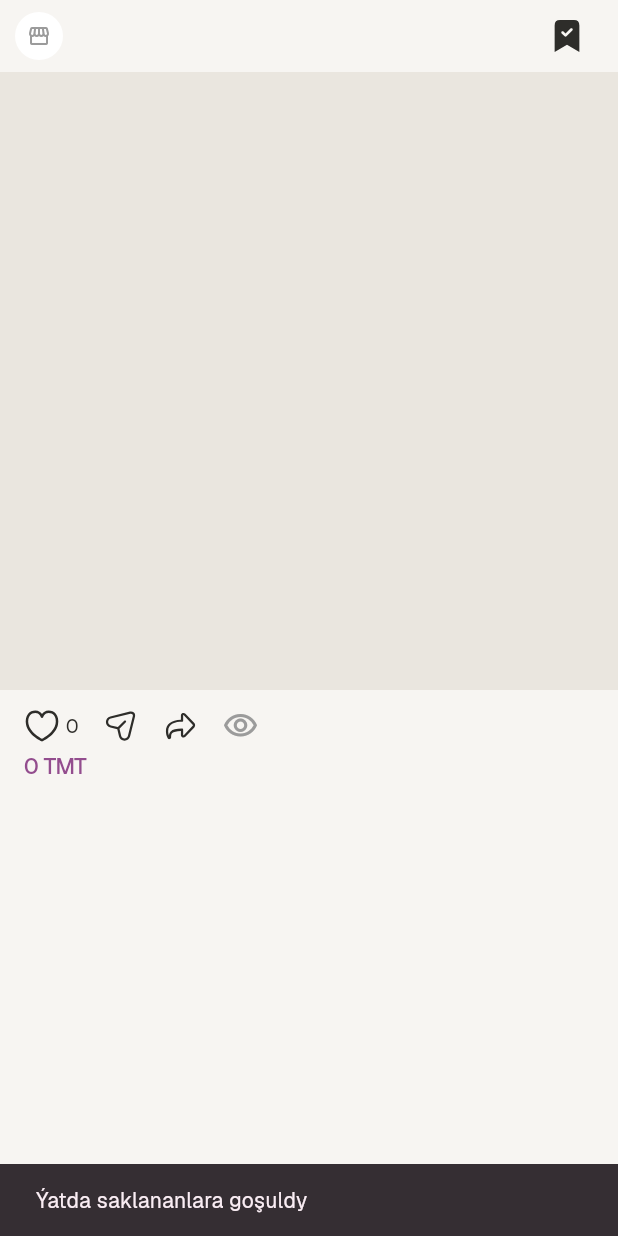
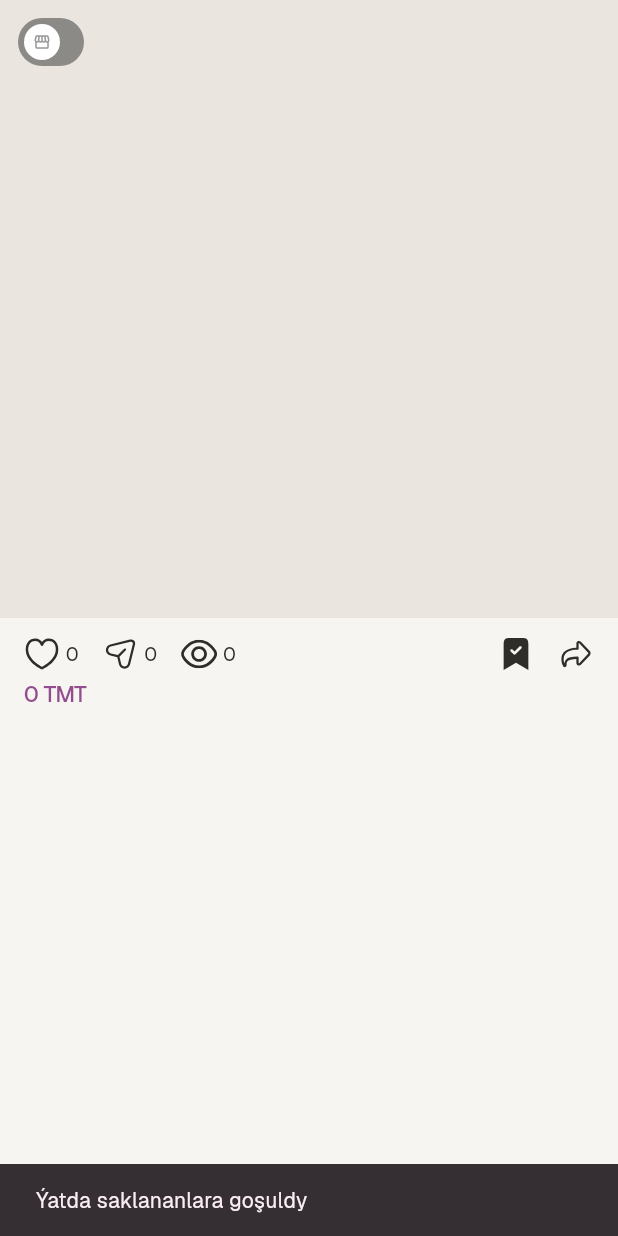
Before and after one commit to azimalptech/semay, a Flutter app: the PostCard widget shown alone on an empty page, opened directly with empty values, after a tap on an icon or button, on a phone screen of 412 x 824 dp. Run offline on Flutter 3.47's test engine with Material 3 defaults, Android fonts, the phone set to English and light mode, and no system bars; our stand-ins replace cached_network_image, connectivity_plus, dio, firebase_core, firebase_messaging, flutter_cache_manager and 11 more; missing offline and left inert: video_thumbnail; accounts and stored records are empty; network calls fail; project files that could hold a hidden picture were left out.

Commit message:
Feed post card 1:1 with Figma 426:6024
Authoritative node confirmed with the owner: 223:4759 / card 426:6024. An
earlier variant (195:4325) shows a different card — separate header row above
the image, no send/view counts — and the two designs contradict each other, so
this pins the one the owner selected.

Structural change: the store identity, carousel counter and page dots all move
ONTO the image. The header row that sat above the image is gone entirely.

- Store pill overlaid top-left (426:6027): 24pt avatar + name in Body/Small
  REGULAR white, on background/alpha-black with a 6px backdrop blur, padding
  asymmetric 4/4/12/4, fully rounded. The blur is load-bearing — it is what
  keeps white text legible over a bright photo — so it is implemented with a
  real BackdropFilter inside a ClipRRect rather than a flat scrim.
- "1/8" counter top-right (426:6031), same glass treatment, 16pt radius.
- Page dots move from their own row below the image to a glass pill centred on
  the image (426:6033), 12pt clear of the bottom edge.
- Action row (426:6042) now matches: like, send and view each carry a count in
  primary text at Body/Small — send and view previously hid their count when
  zero, and view was a muted-grey Material icon. Bookmark moves down from the
  old header into this row, and share becomes the last item and drops its count,
  since the design gives it none.

The eye glyph had no equivalent in assets/icons, so it is Figma's own exported
SVG rather than a Material substitute. Every other icon reuses the project's
existing asset.

Image stays an AspectRatio(1) rather than a literal 393px: the design frame is
393 wide so the image is square, and expressing it as a ratio holds on every
other device width instead of being correct on exactly one.

Owner edit/delete stay on the card, admin-only, per the owner's decision — the
Figma card only draws the customer state and removing them would leave admins no
way to edit or delete from the feed.

flutter analyze clean; debug APK builds.

Co-Authored-By: Claude Opus 5 <noreply@anthropic.com>

```diff
--- a/mobile/lib/features/shared/widgets/post_card.dart
+++ b/mobile/lib/features/shared/widgets/post_card.dart
@@ -88,7 +88,9 @@ class _PostCardState extends ConsumerState<PostCard> {
         ref.watch(pendingInteractionsProvider(postId)).value ??
         (views: 0, sent: 0, shares: 0);
     final sentCount = (post['sentCount'] as int? ?? 0) + pending.sent;
-    final sharesCount = (post['sharesCount'] as int? ?? 0) + pending.shares;
+    // No sharesCount here: the design's share control carries no count (Figma
+    // 426:6054), unlike like/send/view. Shares are still recorded server-side
+    // and surface in the store's own stats.
     final viewsCount = (post['viewsCount'] as int? ?? 0) + pending.views;
     // A reel's mediaUrls[0] is a video file — sharing that as an "image"
     // preview breaks the chat bubble, so prefer the thumbnail whenever one
@@ -104,44 +106,11 @@ class _PostCardState extends ConsumerState<PostCard> {
       child: Column(
         crossAxisAlignment: CrossAxisAlignment.start,
         children: [
-          Padding(
-            padding: const EdgeInsets.symmetric(horizontal: 10, vertical: 0),
-            child: GestureDetector(
-              onTap: () => context.push('/store/$storeId'),
-              child: Row(
-                children: [
-                  CircleAvatar(
-                    radius: 16,
-                    backgroundColor: AppColors.backgroundCard,
-                    backgroundImage: storeAvatarUrl.isNotEmpty
-                        ? CachedNetworkImageProvider(storeAvatarUrl)
-                        : null,
-                    child: storeAvatarUrl.isEmpty
-                        ? Icon(
-                            Icons.storefront,
-                            size: 16,
-                            color: AppColors.textMuted,
-                          )
-                        : null,
-                  ),
-                  const SizedBox(width: 8),
-                  Expanded(
-                    child: Text(
-                      storeName,
-                      style: AppTypography.bodyMediumSemibold,
-                    ),
-                  ),
-                  IconButton(
-                    icon: AppIcon(
-                      isSaved ? 'bookmark_filled' : 'bookmark',
-                      color: AppColors.textPrimary,
-                    ),
-                    onPressed: () => toggleSaveAndNotify(context, ref, postId),
-                  ),
-                ],
-              ),
-            ),
-          ),
+          // Figma 426:6025 — the store identity, the carousel counter and the
+          // page dots all sit ON the image, not in rows above/below it. The
+          // image is square (393x393 on a 393pt frame), expressed as an
+          // AspectRatio so it holds on any screen width rather than pinning a
+          // literal 393px that would be wrong on every other device.
           DoubleTapLikeOverlay(
             isLiked: isLiked,
             onLike: () => ref.read(likeStateProvider(postId).notifier).like(),
@@ -159,6 +128,9 @@ class _PostCardState extends ConsumerState<PostCard> {
                 : null,
             child: AspectRatio(
               aspectRatio: 1,
+              child: Stack(
+                children: [
+                  Positioned.fill(
                     child: _PostMedia(
                       postId: postId,
                       type: type,
@@ -169,18 +141,62 @@ class _PostCardState extends ConsumerState<PostCard> {
                       positionNotifier: _reelPosition,
                     ),
                   ),
+                  // 426:6026 — pt 12, pb 16, px 12, name pill left / counter right.
+                  Positioned(
+                    top: 12,
+                    left: 12,
+                    right: 12,
+                    child: Row(
+                      crossAxisAlignment: CrossAxisAlignment.start,
+                      children: [
+                        GestureDetector(
+                          onTap: () => context.push('/store/$storeId'),
+                          child: _StorePill(
+                            name: storeName,
+                            avatarUrl: storeAvatarUrl,
                           ),
-          // Carousel page dots get their own line above the action icons —
-          // previously both sat in one Stack (Figma 195:4335 has the dots
-          // centered "between" the icons), which visually crowded/collided
-          // once the icon row grew send/share/view counts too. Separate
-          // lines can never collide, at any screen width or icon-row length.
+                        ),
+                        const Spacer(),
                         if (mediaUrls.length > 1)
-            Padding(
-              padding: const EdgeInsets.fromLTRB(16, 12, 16, 0),
+                          _GlassBadge(
+                            borderRadius: 16,
+                            padding: const EdgeInsets.symmetric(
+                              horizontal: 8,
+                              vertical: 4,
+                            ),
+                            child: Text(
+                              '${_page + 1}/${mediaUrls.length}',
+                              style: AppTypography.bodySmall.copyWith(
+                                color: AppColors.textOnPrimary,
+                              ),
+                            ),
+                          ),
+                      ],
+                    ),
+                  ),
+                  // 426:6033 — dots sit at y=367 of the 393pt image, i.e. 12pt
+                  // clear of the bottom edge once the 14pt pill is accounted for.
+                  if (mediaUrls.length > 1)
+                    Positioned(
+                      bottom: 12,
+                      left: 0,
+                      right: 0,
+                      child: Center(
+                        child: _GlassBadge(
+                          borderRadius: 24,
+                          padding: const EdgeInsets.all(4),
                           child: Row(
-                mainAxisAlignment: MainAxisAlignment.center,
-                children: _buildCarouselDots(mediaUrls.length, _page),
+                            mainAxisSize: MainAxisSize.min,
+                            children: _buildCarouselDots(
+                              mediaUrls.length,
+                              _page,
+                            ),
+                          ),
+                        ),
+                      ),
+                    ),
+                ],
+              ),
             ),
           ),
           Padding(
@@ -231,53 +247,50 @@ class _PostCardState extends ConsumerState<PostCard> {
                         size: 24,
                         color: AppColors.textPrimary,
                       ),
-                      if (sentCount > 0) ...[
+                      // 426:6049 — always shown, matching like/view. The design
+                      // has no hide-when-zero state for any of the three.
                       const SizedBox(width: 4),
                       Text(
                         formatCount(sentCount),
                         style: AppTypography.bodySmall,
                       ),
                     ],
-                    ],
                   ),
                 ),
                 const SizedBox(width: 16),
+                // Figma 426:6050 — the view count is a first-class stat in the
+                // row, same 24pt icon and primary-coloured 13pt count as like
+                // and send, using Figma's own exported eye glyph rather than a
+                // Material stand-in. Always shown (the design has no zero
+                // state), unlike the old muted-grey conditional treatment.
+                AppIcon('eye', size: 24, color: AppColors.textPrimary),
+                const SizedBox(width: 4),
+                Text(formatCount(viewsCount), style: AppTypography.bodySmall),
+                const Spacer(),
+                // 426:6053 — bookmark moved here from the old header row above
+                // the image, which no longer exists.
+                InkWell(
+                  onTap: () => toggleSaveAndNotify(context, ref, postId),
+                  child: AppIcon(
+                    isSaved ? 'bookmark_filled' : 'bookmark',
+                    size: 24,
+                    color: AppColors.textPrimary,
+                  ),
+                ),
+                const SizedBox(width: 16),
+                // 426:6054 — share is the last item, and carries no count in
+                // the design (unlike like/send/view).
                 InkWell(
                   onTap: () => shareAndNotify(context, ref, postId),
-                  child: Row(
-                    mainAxisSize: MainAxisSize.min,
-                    children: [
-                      AppIcon(
+                  child: AppIcon(
                     'arrow_share',
                     size: 24,
                     color: AppColors.textPrimary,
                   ),
-                      if (sharesCount > 0) ...[
-                        const SizedBox(width: 4),
-                        Text(
-                          formatCount(sharesCount),
-                          style: AppTypography.bodySmall,
                 ),
-                      ],
-                    ],
-                  ),
-                ),
-                const SizedBox(width: 16),
-                Icon(
-                  Icons.visibility_outlined,
-                  size: 24,
-                  color: AppColors.textMuted,
-                ),
-                if (viewsCount > 0) ...[
-                  const SizedBox(width: 4),
-                  Text(
-                    formatCount(viewsCount),
-                    style: AppTypography.bodySmall.copyWith(
-                      color: AppColors.textMuted,
-                    ),
-                  ),
-                ],
-                const Spacer(),
+                // Not in the Figma card, which only draws the customer state.
+                // Kept for the post's own store admin so they retain a way to
+                // edit/delete from the feed (owner's decision).
                 if (widget.showOwnerActions) ...[
                   const SizedBox(width: 16),
                   InkWell(
@@ -381,6 +394,81 @@ String _formatDate(dynamic timestamp) {
 /// signaling "more that way" without needing a dot per item (which would
 /// overflow the row for a 10-photo carousel). At <=5 items, every dot is
 /// shown at full size — there's nothing to hide.
+/// The translucent, blurred chip the design uses for everything overlaid on a
+/// post image — the store pill, the "1/8" counter and the dot strip.
+///
+/// Figma calls this background/alpha-black (rgba(0,0,0,0.4)) with a 6px
+/// backdrop blur. The blur is what keeps white text legible over a bright
+/// photo, so it's part of the design rather than decoration; ClipRRect is
+/// required because BackdropFilter would otherwise blur the whole layer.
+class _GlassBadge extends StatelessWidget {
+  const _GlassBadge({
+    required this.child,
+    required this.borderRadius,
+    required this.padding,
+  });
+
+  final Widget child;
+  final double borderRadius;
+  final EdgeInsetsGeometry padding;
+
+  @override
+  Widget build(BuildContext context) {
+    return ClipRRect(
+      borderRadius: BorderRadius.circular(borderRadius),
+      child: BackdropFilter(
+        filter: ImageFilter.blur(sigmaX: 6, sigmaY: 6),
+        child: Container(
+          padding: padding,
+          color: AppColors.overlayAlphaBlack,
+          child: child,
+        ),
+      ),
+    );
+  }
+}
+
+/// Store avatar + name overlaid on the top-left of a post image (Figma
+/// 426:6027). Note the name is Body/Small REGULAR in white here — not the
+/// semibold treatment it has in the caption below the image.
+class _StorePill extends StatelessWidget {
+  const _StorePill({required this.name, required this.avatarUrl});
+
+  final String name;
+  final String avatarUrl;
+
+  @override
+  Widget build(BuildContext context) {
+    return _GlassBadge(
+      borderRadius: 50,
+      // Asymmetric by design: 4 on the avatar side, 12 after the text.
+      padding: const EdgeInsets.fromLTRB(4, 4, 12, 4),
+      child: Row(
+        mainAxisSize: MainAxisSize.min,
+        children: [
+          CircleAvatar(
+            radius: 12,
+            backgroundColor: AppColors.backgroundCard,
+            backgroundImage: avatarUrl.isNotEmpty
+                ? CachedNetworkImageProvider(avatarUrl)
+                : null,
+            child: avatarUrl.isEmpty
+                ? Icon(Icons.storefront, size: 12, color: AppColors.textMuted)
+                : null,
+          ),
+          const SizedBox(width: 4),
+          Text(
+            name,
+            style: AppTypography.bodySmall.copyWith(
+              color: AppColors.textOnPrimary,
+            ),
+          ),
+        ],
+      ),
+    );
+  }
+}
+
 List<Widget> _buildCarouselDots(int count, int page) {
   const windowSize = 5;
   final windowStart = count <= windowSize
```
Also changed, not shown: mobile/assets/icons/eye.svg (added). Lines whose indentation alone changed are shown as unchanged.
